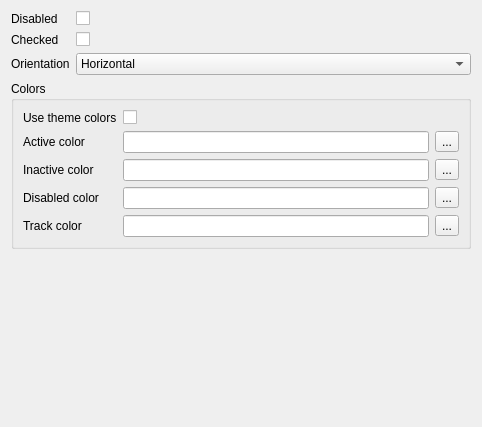
First picture: the form in examples/switchsettingsform.ui, repository sebcaux/qt-material-widgets, before the edit.
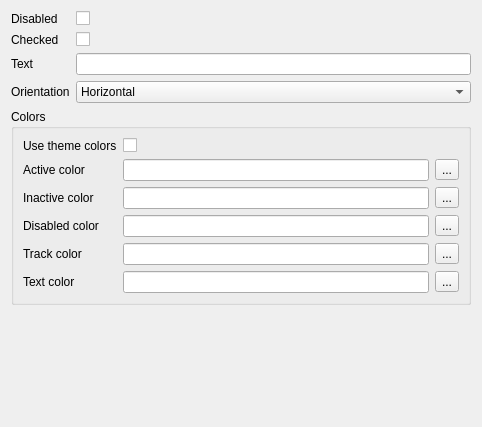
Second picture: the form after the edit.

Commit message: [examples:switch] Added text and textColor property

Patch:
```diff
--- a/examples/switchsettingsform.ui
+++ b/examples/switchsettingsform.ui
@@ -36,14 +36,14 @@
      <item row="1" column="1">
       <widget class="QCheckBox" name="checkedCheckBox"/>
      </item>
-     <item row="2" column="0">
+     <item row="3" column="0">
       <widget class="QLabel" name="orientationLabel">
        <property name="text">
         <string>Orientation</string>
        </property>
       </widget>
      </item>
-     <item row="2" column="1">
+     <item row="3" column="1">
       <widget class="QComboBox" name="orientationComboBox">
        <item>
         <property name="text">
@@ -57,7 +57,7 @@
        </item>
       </widget>
      </item>
-     <item row="3" column="0" colspan="2">
+     <item row="4" column="0" colspan="2">
       <widget class="QGroupBox" name="groupBox">
        <property name="title">
         <string>Colors</string>
@@ -173,9 +173,44 @@
           </item>
          </layout>
         </item>
+        <item row="5" column="0">
+         <widget class="QLabel" name="textColorLabel">
+          <property name="text">
+           <string>Text color</string>
+          </property>
+         </widget>
+        </item>
+        <item row="5" column="1">
+         <layout class="QHBoxLayout" name="horizontalLayout_6">
+          <item>
+           <widget class="QLineEdit" name="textColorLineEdit">
+            <property name="readOnly">
+             <bool>true</bool>
+            </property>
+           </widget>
+          </item>
+          <item>
+           <widget class="QToolButton" name="textColorToolButton">
+            <property name="text">
+             <string>...</string>
+            </property>
+           </widget>
+          </item>
+         </layout>
+        </item>
        </layout>
       </widget>
      </item>
+     <item row="2" column="0">
+      <widget class="QLabel" name="textLabel">
+       <property name="text">
+        <string>Text</string>
+       </property>
+      </widget>
+     </item>
+     <item row="2" column="1">
+      <widget class="QLineEdit" name="textLineEdit"/>
+     </item>
     </layout>
    </item>
   </layout>
```
The commit also changes 1 other file.
